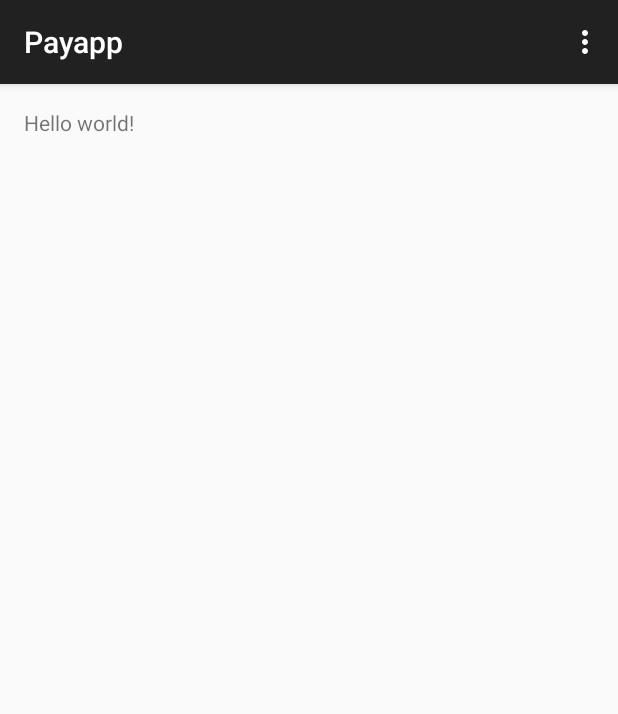
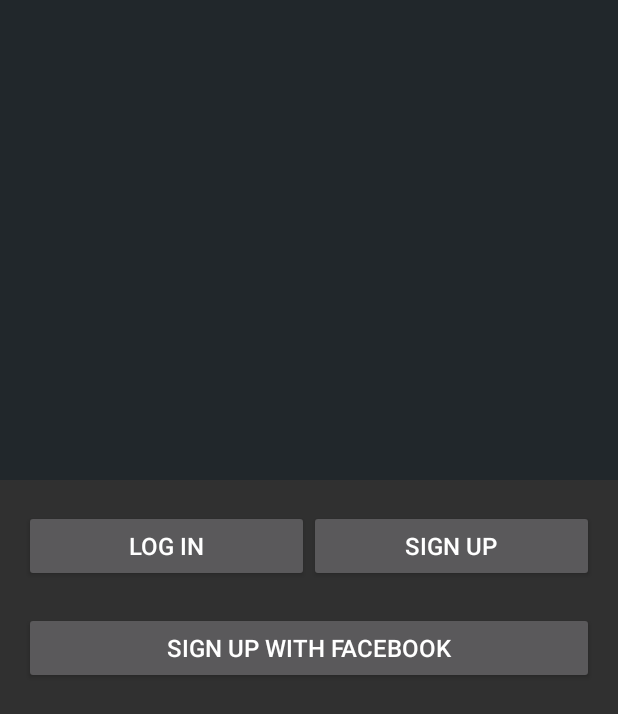
Before and after one commit to snb3300/macrohard, an Android app: the screen it shows after launch (Launcher), on a phone screen of 412 x 824 dp. Shown: the top 714 px of the screen. Run offline under Robolectric (Android 15) with nearby library versions, the phone set to English and light mode, and no system bars.

Commit message:
Add Material Design to the App (values-v21/style.xml)

```diff
--- a/AndroidApp/Payapp/app/src/main/AndroidManifest.xml
+++ b/AndroidApp/Payapp/app/src/main/AndroidManifest.xml
@@ -9,7 +9,9 @@
         android:theme="@style/AppTheme" >
         <activity
             android:name=".Launcher"
-            android:label="@string/app_name" >
+            android:label="@string/app_name"
+            android:theme="@style/Theme.AppCompat.NoActionBar"
+            android:screenOrientation="portrait">
             <intent-filter>
                 <action android:name="android.intent.action.MAIN" />
 
--- a/AndroidApp/Payapp/app/src/main/java/payapp/macrohard/com/payapp/Launcher.java
+++ b/AndroidApp/Payapp/app/src/main/java/payapp/macrohard/com/payapp/Launcher.java
@@ -1,9 +1,11 @@
 package payapp.macrohard.com.payapp;
 
+import android.os.Bundle;
 import android.support.v7.app.AppCompatActivity;
-import android.os.Bundle;
-import android.view.Menu;
-import android.view.MenuItem;
+
+/*
+We are using AppCompat library to support older version of Android
+ */
 
 public class Launcher extends AppCompatActivity {
 
@@ -12,26 +14,4 @@ public class Launcher extends AppCompatActivity {
         super.onCreate(savedInstanceState);
         setContentView(R.layout.activity_launcher);
     }
-
-    @Override
-    public boolean onCreateOptionsMenu(Menu menu) {
-        // Inflate the menu; this adds items to the action bar if it is present.
-        getMenuInflater().inflate(R.menu.menu_launcher, menu);
-        return true;
-    }
-
-    @Override
-    public boolean onOptionsItemSelected(MenuItem item) {
-        // Handle action bar item clicks here. The action bar will
-        // automatically handle clicks on the Home/Up button, so long
-        // as you specify a parent activity in AndroidManifest.xml.
-        int id = item.getItemId();
-
-        //noinspection SimplifiableIfStatement
-        if (id == R.id.action_settings) {
-            return true;
-        }
-
-        return super.onOptionsItemSelected(item);
-    }
 }
--- a/AndroidApp/Payapp/app/src/main/res/layout/activity_launcher.xml
+++ b/AndroidApp/Payapp/app/src/main/res/layout/activity_launcher.xml
@@ -1,11 +1,51 @@
 <RelativeLayout xmlns:android="http://schemas.android.com/apk/res/android"
     xmlns:tools="http://schemas.android.com/tools" android:layout_width="match_parent"
-    android:layout_height="match_parent" android:paddingLeft="@dimen/activity_horizontal_margin"
-    android:paddingRight="@dimen/activity_horizontal_margin"
-    android:paddingTop="@dimen/activity_vertical_margin"
+    android:layout_height="match_parent"
     android:paddingBottom="@dimen/activity_vertical_margin" tools:context=".Launcher">
 
-    <TextView android:text="@string/hello_world" android:layout_width="wrap_content"
-        android:layout_height="wrap_content" />
+    <ImageView
+        android:id="@+id/imageview_launcher"
+        android:layout_width="match_parent"
+        android:layout_height="320dp"
+        android:src="@color/material_blue_grey_950"/>
+
+    <LinearLayout
+        android:id="@+id/layout_signup_login"
+        android:layout_width="match_parent"
+        android:layout_height="wrap_content"
+        android:layout_below="@+id/imageview_launcher"
+        android:orientation="horizontal"
+        android:layout_marginTop="20dp"
+        android:layout_marginRight="16dp"
+        android:layout_marginLeft="16dp"
+        >
+
+        <Button
+            android:id="@+id/button_login"
+            android:layout_width="wrap_content"
+            android:layout_height="wrap_content"
+            android:layout_weight="1"
+            android:text="Log In"
+            android:textSize="16dp" />
+
+        <Button
+            android:id="@+id/button_signup"
+            android:layout_width="wrap_content"
+            android:layout_height="wrap_content"
+            android:text="Sign Up"
+            android:layout_weight="1"
+            android:textSize="16dp" />
+    </LinearLayout>
+
+    <Button
+        android:id="@+id/button_signupfacebook"
+        android:layout_below="@+id/layout_signup_login"
+        android:layout_width="match_parent"
+        android:layout_height="wrap_content"
+        android:layout_marginLeft="16dp"
+        android:layout_marginRight="16dp"
+        android:layout_marginTop="20dp"
+        android:text="Sign up with Facebook"
+        android:textSize="16dp" />
 
 </RelativeLayout>
--- a/AndroidApp/Payapp/app/src/main/res/menu/menu_launcher.xml
+++ /dev/null
@@ -1,6 +0,0 @@
-<menu xmlns:android="http://schemas.android.com/apk/res/android"
-    xmlns:app="http://schemas.android.com/apk/res-auto"
-    xmlns:tools="http://schemas.android.com/tools" tools:context=".Launcher">
-    <item android:id="@+id/action_settings" android:title="@string/action_settings"
-        android:orderInCategory="100" app:showAsAction="never" />
-</menu>
--- /dev/null
+++ b/AndroidApp/Payapp/app/src/main/res/values-v21/styles.xml
@@ -0,0 +1,9 @@
+<?xml version="1.0" encoding="utf-8"?>
+
+<!-- Theme for Lolipop devices -->
+<resources>
+    <!-- Base application theme. -->
+    <style name="AppTheme" parent="android:Theme.Material">
+        <!-- Customize your theme here. -->
+    </style>
+</resources>
```
